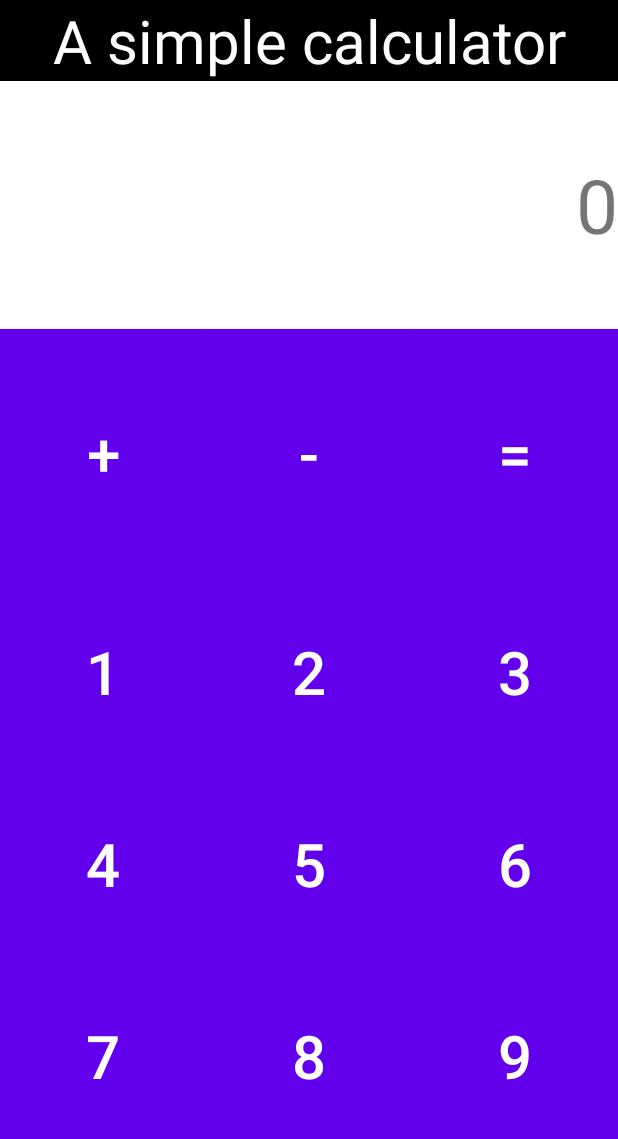
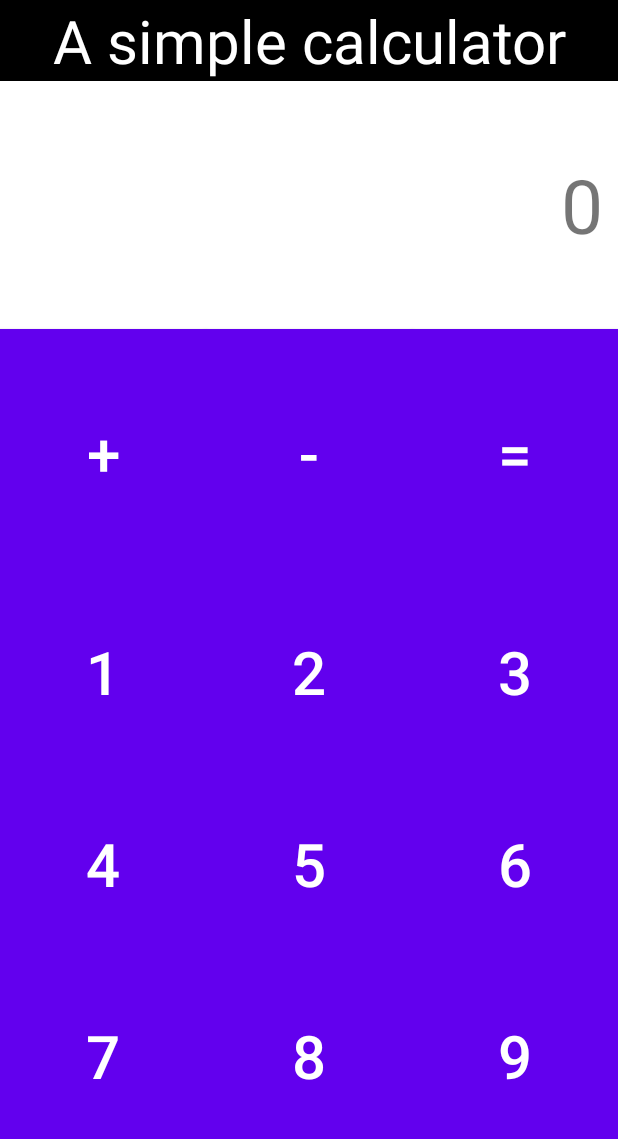
Before and after one commit to ilya-shevtsov/MyCalculator, an Android app: the screen it shows after launch (MainActivity), on a phone screen of 412 x 824 dp, the part 84-1223 px from its top. Run offline under Robolectric (Android 15) with nearby library versions, the phone set to English and light mode, and no system bars.

```diff
--- a/app/src/main/java/com/example/myapplication/MainActivity.kt
+++ b/app/src/main/java/com/example/myapplication/MainActivity.kt
@@ -2,10 +2,30 @@ package com.example.myapplication
 
 import androidx.appcompat.app.AppCompatActivity
 import android.os.Bundle
+import android.widget.Button
+import android.widget.TextView
 
 class MainActivity : AppCompatActivity() {
+
+    private lateinit var buttonOne: Button
+    private lateinit var buttonTwo: Button
+    private lateinit var result: TextView
+
     override fun onCreate(savedInstanceState: Bundle?) {
         super.onCreate(savedInstanceState)
         setContentView(R.layout.activity_main)
+
+        buttonOne = findViewById(R.id.One)
+        buttonTwo = findViewById(R.id.Two)
+        result = findViewById(R.id.ResultID)
+
+        buttonOne.setOnClickListener{
+            result.text = getString(R.string.One)
+        }
+
+        buttonTwo.setOnClickListener{
+            result.text = getString(R.string.Two)
+        }
+
     }
 }
--- a/app/src/main/res/layout/activity_main.xml
+++ b/app/src/main/res/layout/activity_main.xml
@@ -15,7 +15,6 @@
 
 
 
-
     <TextView
         android:id="@+id/Title"
         android:layout_width="match_parent"
@@ -30,6 +29,7 @@
 
     <TextView
         android:id="@+id/ResultID"
+        android:layout_marginEnd="10dp"
         android:layout_width="0dp"
         android:layout_height="0dp"
         android:gravity="center_vertical|end"
@@ -37,10 +37,10 @@
         android:textSize="50sp"
         app:layout_constraintBottom_toTopOf="@+id/Sum"
         app:layout_constraintEnd_toEndOf="parent"
+        app:layout_constraintHorizontal_bias="0.0"
         app:layout_constraintStart_toStartOf="parent"
-        app:layout_constraintTop_toBottomOf="@+id/Title"
 
-        />
+        app:layout_constraintTop_toBottomOf="@+id/Title" />
 
     <Button
         android:id="@+id/Sum"
```
